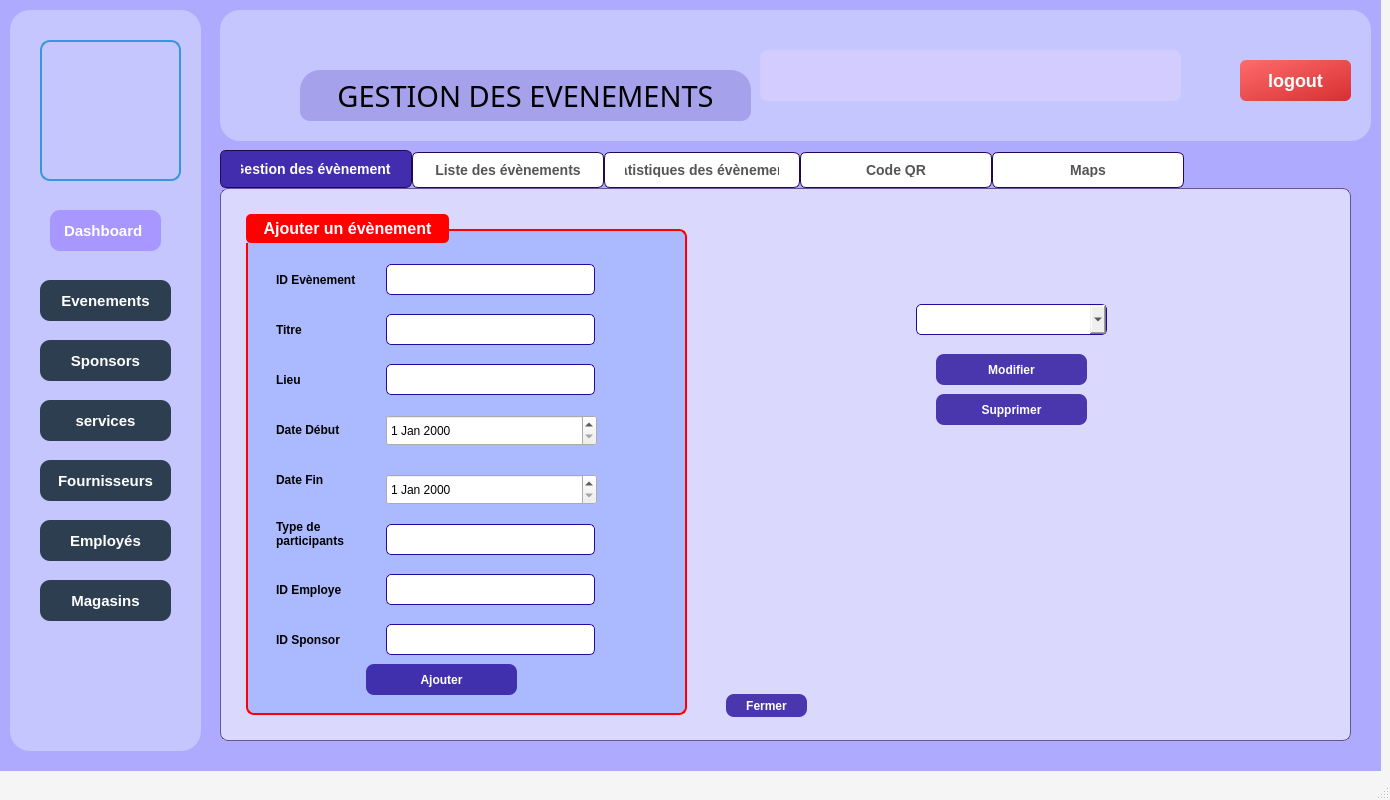
Above: src/evenements/evenement_mainwindow.ui from MontaCHOUIG/MallFlow before the change. Below: the same form after it.
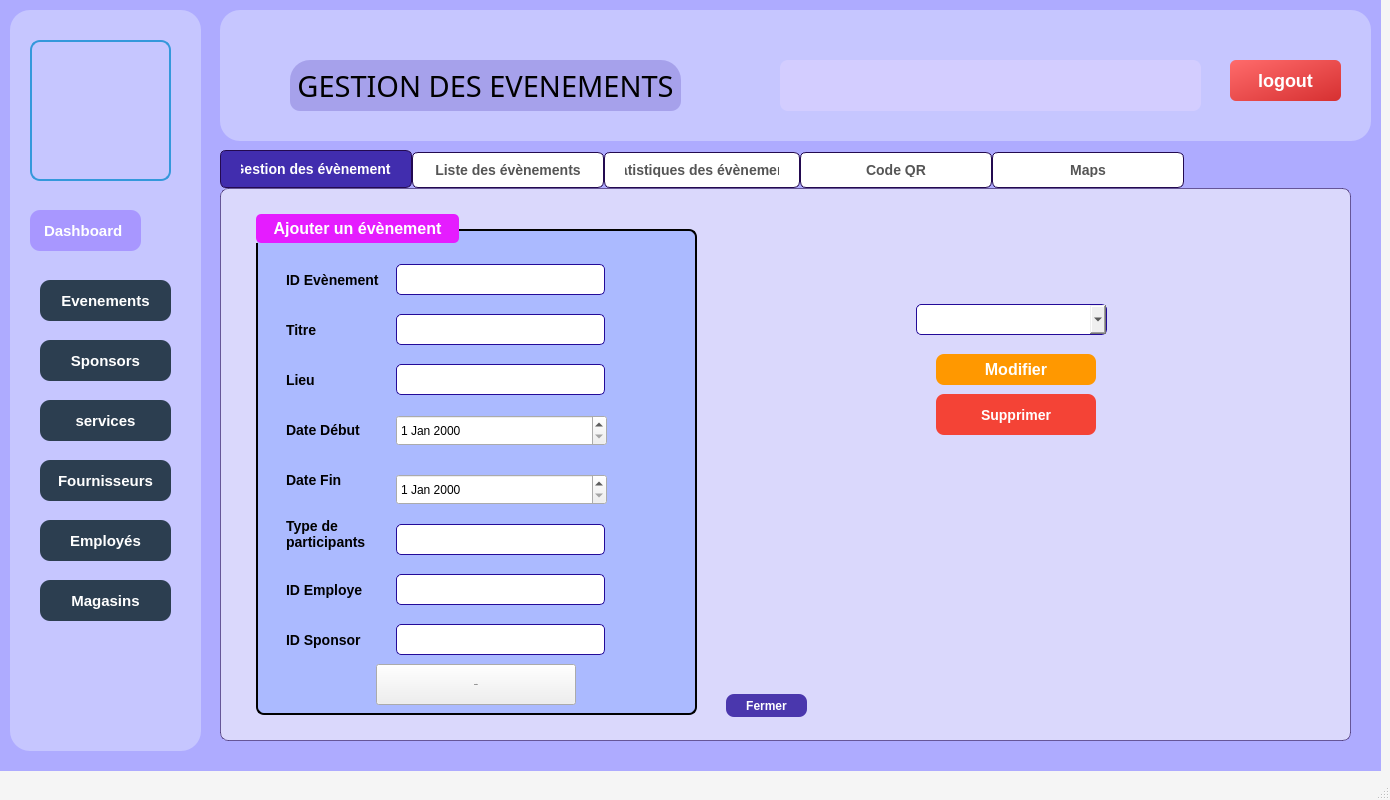
That is the form after the change. The open tabs and pages were chosen to show the change. Icons and pictures are not drawn.

Commit message: les interfaces sont identiques

What changed in the file:
```diff
--- a/src/evenements/evenement_mainwindow.ui
+++ b/src/evenements/evenement_mainwindow.ui
@@ -98,7 +98,7 @@
      <widget class="QGroupBox" name="Sp_GroupBox_2">
       <property name="geometry">
        <rect>
-        <x>20</x>
+        <x>30</x>
         <y>20</y>
         <width>441</width>
         <height>501</height>
@@ -107,7 +107,7 @@
       <property name="styleSheet">
        <string notr="true">QGroupBox {
     background-color: rgb(171, 186, 255);
-    border: 2px solid red; /* Red border */
+    border: 2px solid ; /* Red border */
     border-radius: 8px;
     font-size: 16px;
     font-weight: bold;
@@ -120,7 +120,7 @@
     subcontrol-origin: margin;
     subcontrol-position: top left;
     padding: 5px 15px;
-    background-color: red; /* Red title background */
+    background-color: rgb(229, 28, 255); /* Red title background */
     color: white;
     border-radius: 5px;
 }
@@ -140,10 +140,19 @@
        </property>
        <property name="font">
         <font>
-         <pointsize>9</pointsize>
+         <pointsize>-1</pointsize>
          <bold>true</bold>
         </font>
        </property>
+       <property name="styleSheet">
+        <string notr="true">QLabel {
+    color: black; /* Couleur du texte */
+    font-size: 14px;
+    font-weight: bold;
+}
+
+</string>
+       </property>
        <property name="text">
         <string>Titre</string>
        </property>
@@ -159,10 +168,19 @@
        </property>
        <property name="font">
         <font>
-         <pointsize>9</pointsize>
+         <pointsize>-1</pointsize>
          <bold>true</bold>
         </font>
        </property>
+       <property name="styleSheet">
+        <string notr="true">QLabel {
+    color: black; /* Couleur du texte */
+    font-size: 14px;
+    font-weight: bold;
+}
+
+</string>
+       </property>
        <property name="text">
         <string>Date Fin</string>
        </property>
@@ -219,10 +237,19 @@
        </property>
        <property name="font">
         <font>
-         <pointsize>9</pointsize>
+         <pointsize>-1</pointsize>
          <bold>true</bold>
         </font>
        </property>
+       <property name="styleSheet">
+        <string notr="true">QLabel {
+    color: black; /* Couleur du texte */
+    font-size: 14px;
+    font-weight: bold;
+}
+
+</string>
+       </property>
        <property name="text">
         <string>ID Evènement</string>
        </property>
@@ -257,10 +284,19 @@
        </property>
        <property name="font">
         <font>
-         <pointsize>9</pointsize>
+         <pointsize>-1</pointsize>
          <bold>true</bold>
         </font>
        </property>
+       <property name="styleSheet">
+        <string notr="true">QLabel {
+    color: black; /* Couleur du texte */
+    font-size: 14px;
+    font-weight: bold;
+}
+
+</string>
+       </property>
        <property name="text">
         <string>Lieu</string>
        </property>
@@ -276,10 +312,19 @@
        </property>
        <property name="font">
         <font>
-         <pointsize>9</pointsize>
+         <pointsize>-1</pointsize>
          <bold>true</bold>
         </font>
        </property>
+       <property name="styleSheet">
+        <string notr="true">QLabel {
+    color: black; /* Couleur du texte */
+    font-size: 14px;
+    font-weight: bold;
+}
+
+</string>
+       </property>
        <property name="text">
         <string>Date Début</string>
        </property>
@@ -308,24 +353,27 @@
         <rect>
          <x>120</x>
          <y>450</y>
-         <width>151</width>
-         <height>31</height>
+         <width>200</width>
+         <height>41</height>
         </rect>
        </property>
        <property name="font">
         <font>
+         <pointsize>-1</pointsize>
          <bold>true</bold>
         </font>
        </property>
        <property name="styleSheet">
-        <string notr="true">QPushButton {
-background-color: rgba(35,10,152, 200);
-border-radius: 8px;
-color: white;
-}
-QPushButton:hover {
-background-color: qlineargradient(spread:pad, x1:0, y1:0, x2:0, y2:1, stop:0 rgba(117, 201, 187, 200), stop:1 rgba(35,10,152, 200));
-}</string>
+        <string notr="true"> background-color: #4CAF50; /* Fond vert */
+    color: white;
+    border: none;
+    border-radius: 8px;  /* Coins arrondis */
+    padding: 10px 20px;
+    font-weight: bold;
+    font-size: 16px;
+    text-align: center;
+    min-width: 160px; /* Largeur minimale pour le bouton */
+    cursor: pointer;  /* L</string>
        </property>
        <property name="text">
         <string>Ajouter</string>
@@ -362,10 +410,19 @@
        </property>
        <property name="font">
         <font>
-         <pointsize>9</pointsize>
+         <pointsize>-1</pointsize>
          <bold>true</bold>
         </font>
        </property>
+       <property name="styleSheet">
+        <string notr="true">QLabel {
+    color: black; /* Couleur du texte */
+    font-size: 14px;
+    font-weight: bold;
+}
+
+</string>
+       </property>
        <property name="text">
         <string>&lt;html&gt;&lt;head/&gt;&lt;body&gt;&lt;p&gt;Type de &lt;br/&gt;participants&lt;/p&gt;&lt;/body&gt;&lt;/html&gt;</string>
        </property>
@@ -419,10 +476,19 @@
        </property>
        <property name="font">
         <font>
-         <pointsize>9</pointsize>
+         <pointsize>-1</pointsize>
          <bold>true</bold>
         </font>
        </property>
+       <property name="styleSheet">
+        <string notr="true">QLabel {
+    color: black; /* Couleur du texte */
+    font-size: 14px;
+    font-weight: bold;
+}
+
+</string>
+       </property>
        <property name="text">
         <string>ID Employe</string>
        </property>
@@ -438,10 +504,19 @@
        </property>
        <property name="font">
         <font>
-         <pointsize>9</pointsize>
+         <pointsize>-1</pointsize>
          <bold>true</bold>
         </font>
        </property>
+       <property name="styleSheet">
+        <string notr="true">QLabel {
+    color: black; /* Couleur du texte */
+    font-size: 14px;
+    font-weight: bold;
+}
+
+</string>
+       </property>
        <property name="text">
         <string>ID Sponsor</string>
        </property>
@@ -452,24 +527,38 @@
        <rect>
         <x>710</x>
         <y>160</y>
-        <width>151</width>
+        <width>160</width>
         <height>31</height>
        </rect>
       </property>
       <property name="font">
        <font>
+        <pointsize>-1</pointsize>
         <bold>true</bold>
        </font>
       </property>
       <property name="styleSheet">
        <string notr="true">QPushButton {
-background-color: rgba(35,10,152, 200);
-border-radius: 8px;
-color: white;
+    background-color: #FF9800;  /* Fond orange */
+    color: white;
+    border: none;
+    border-radius: 8px;  /* Coins arrondis */
+  
+    font-weight: bold;
+    font-size: 16px;
+    text-align: center;
+    min-width: 160px;  /* Largeur minimale pour le bouton */
+    cursor: pointer;
 }
+
 QPushButton:hover {
-background-color: qlineargradient(spread:pad, x1:0, y1:0, x2:0, y2:1, stop:0 rgba(117, 201, 187, 200), stop:1 rgba(35,10,152, 200));
-}</string>
+    background-color: #FB8C00;  /* Orange plus foncé au survol */
+}
+
+QPushButton:pressed {
+    background-color: #EF6C00;  /* Orange encore plus foncé quand cliqué */
+}
+</string>
       </property>
       <property name="text">
        <string>Modifier</string>
@@ -480,24 +569,26 @@
        <rect>
         <x>710</x>
         <y>200</y>
-        <width>151</width>
-        <height>31</height>
+        <width>160</width>
+        <height>41</height>
        </rect>
       </property>
       <property name="font">
        <font>
+        <pointsize>-1</pointsize>
         <bold>true</bold>
        </font>
       </property>
       <property name="styleSheet">
-       <string notr="true">QPushButton {
-background-color: rgba(35,10,152, 200);
-border-radius: 8px;
-color: white;
-}
-QPushButton:hover {
-background-color: qlineargradient(spread:pad, x1:0, y1:0, x2:0, y2:1, stop:0 rgba(117, 201, 187, 200), stop:1 rgba(35,10,152, 200));
-}</string>
+       <string notr="true">background-color: #f44336;  /* Couleur de fond rouge */
+    color: white;
+    border: none;
+    border-radius: 8px;
+    padding: 10px 20px;
+    font-weight: bold;
+    font-size: 14px;
+    text-align: center;
+    min-width: 120px;</string>
       </property>
       <property name="text">
        <string>Supprimer</string>
@@ -1000,7 +1091,7 @@
     <widget class="QLabel" name="label_5">
      <property name="geometry">
       <rect>
-       <x>30</x>
+       <x>20</x>
        <y>30</y>
        <width>141</width>
        <height>141</height>
@@ -1025,7 +1116,7 @@
     <widget class="QLabel" name="label_9">
      <property name="geometry">
       <rect>
-       <x>40</x>
+       <x>20</x>
        <y>200</y>
        <width>111</width>
        <height>41</height>
@@ -1248,12 +1339,37 @@
     <property name="frameShadow">
      <enum>QFrame::Shadow::Raised</enum>
     </property>
+    <widget class="QLabel" name="label_authUser">
+     <property name="geometry">
+      <rect>
+       <x>560</x>
+       <y>50</y>
+       <width>421</width>
+       <height>51</height>
+      </rect>
+     </property>
+     <property name="styleSheet">
+      <string notr="true">QLabel {
+    color: white; /* Text color */
+    background-color: rgb(211, 205, 255); /* Blue background */
+    font-size: 20px; /* Text size */
+    font-weight: bold; /* Bold text */
+    padding: 10px; /* Space inside the label */
+    border-radius: 8px; /* Rounded corners */
+    text-align: center; /* Centers text */
+}
+</string>
+     </property>
+     <property name="text">
+      <string/>
+     </property>
+    </widget>
     <widget class="QLabel" name="Sp_Label_Titre">
      <property name="geometry">
       <rect>
-       <x>80</x>
-       <y>60</y>
-       <width>451</width>
+       <x>70</x>
+       <y>50</y>
+       <width>391</width>
        <height>51</height>
       </rect>
      </property>
@@ -1278,7 +1394,7 @@
     <widget class="QLabel" name="label_8">
      <property name="geometry">
       <rect>
-       <x>960</x>
+       <x>510</x>
        <y>50</y>
        <width>41</width>
        <height>41</height>
@@ -1294,7 +1410,7 @@
     <widget class="QPushButton" name="button_logout">
      <property name="geometry">
       <rect>
-       <x>1020</x>
+       <x>1010</x>
        <y>50</y>
        <width>111</width>
        <height>41</height>
@@ -1324,31 +1440,6 @@
       <string>logout</string>
      </property>
     </widget>
-    <widget class="QLabel" name="label_authUser">
-     <property name="geometry">
-      <rect>
-       <x>540</x>
-       <y>40</y>
-       <width>421</width>
-       <height>51</height>
-      </rect>
-     </property>
-     <property name="styleSheet">
-      <string notr="true">QLabel {
-    color: white; /* Text color */
-    background-color: rgb(211, 205, 255); /* Blue background */
-    font-size: 20px; /* Text size */
-    font-weight: bold; /* Bold text */
-    padding: 10px; /* Space inside the label */
-    border-radius: 8px; /* Rounded corners */
-    text-align: center; /* Centers text */
-}
-</string>
-     </property>
-     <property name="text">
-      <string/>
-     </property>
-    </widget>
    </widget>
    <zorder>Bg_imzge</zorder>
    <zorder>tabWidget</zorder>
```
Left out of the diff: 44 changed lines with no effect on the pictures. The commit also changes 6 other files.
